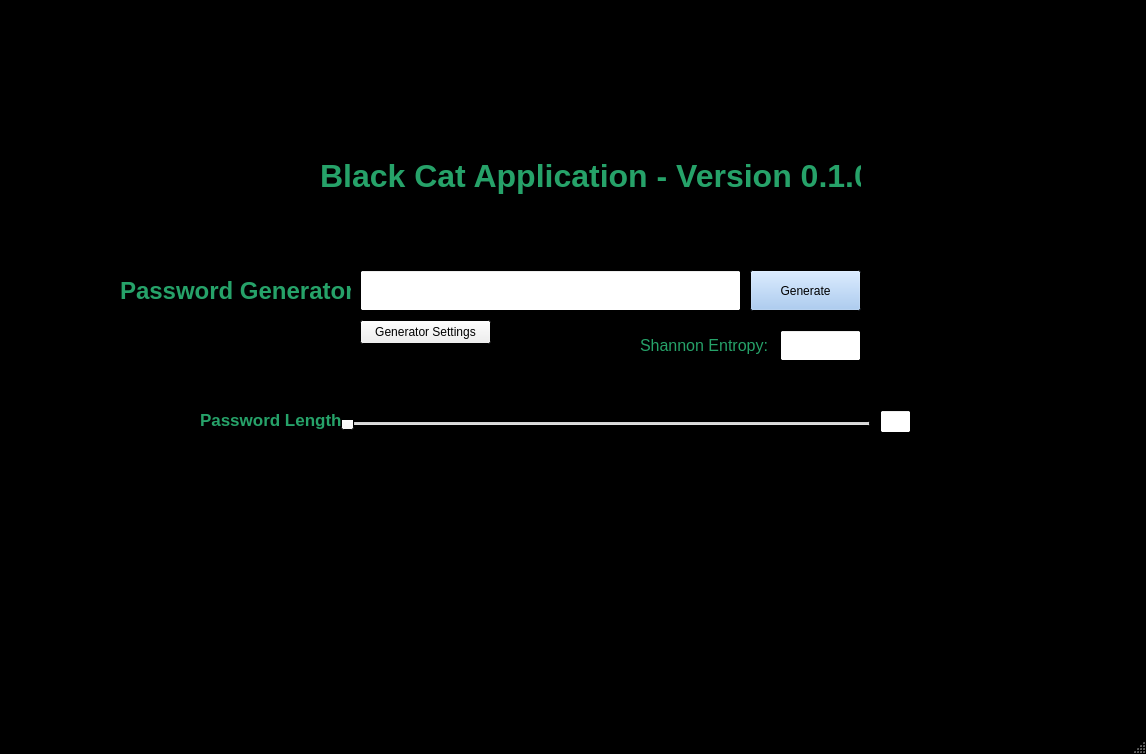
First picture: the form in Black-Cat-App/mainwindow.ui, repository jackr276/BlackCat, before the edit.
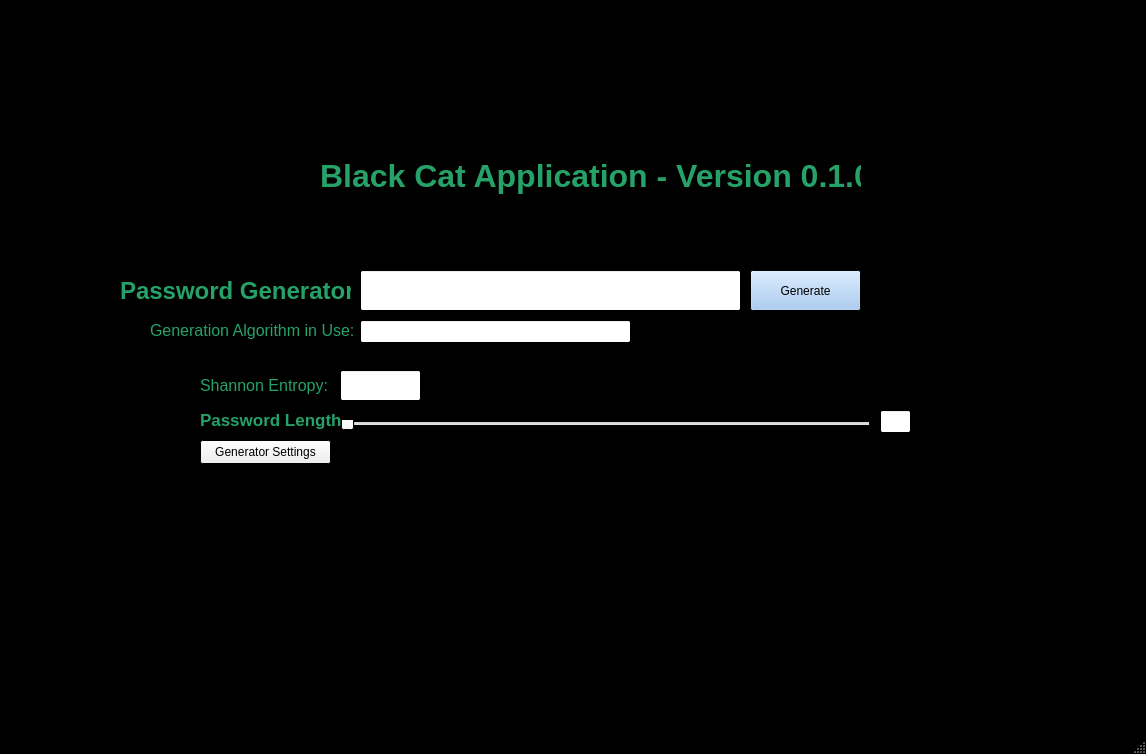
Second picture: the form after the edit.

```diff
--- a/Black-Cat-App/mainwindow.ui
+++ b/Black-Cat-App/mainwindow.ui
@@ -379,8 +379,8 @@
    <widget class="QLabel" name="Entropy_label">
     <property name="geometry">
      <rect>
-      <x>640</x>
-      <y>330</y>
+      <x>200</x>
+      <y>370</y>
       <width>131</width>
       <height>31</height>
      </rect>
@@ -397,15 +397,15 @@
    <widget class="QLineEdit" name="Entropy_Display">
     <property name="geometry">
      <rect>
-      <x>780</x>
-      <y>330</y>
+      <x>340</x>
+      <y>370</y>
       <width>81</width>
       <height>31</height>
      </rect>
     </property>
     <property name="font">
      <font>
-      <pointsize>13</pointsize>
+      <pointsize>14</pointsize>
      </font>
     </property>
    </widget>
@@ -427,8 +427,8 @@
    <widget class="QPushButton" name="password_generation_settings">
     <property name="geometry">
      <rect>
-      <x>360</x>
-      <y>320</y>
+      <x>200</x>
+      <y>440</y>
       <width>131</width>
       <height>24</height>
      </rect>
@@ -437,6 +437,34 @@
      <string>Generator Settings</string>
     </property>
    </widget>
+   <widget class="QLineEdit" name="algorithm_display">
+    <property name="geometry">
+     <rect>
+      <x>360</x>
+      <y>320</y>
+      <width>271</width>
+      <height>23</height>
+     </rect>
+    </property>
+   </widget>
+   <widget class="QLabel" name="algorithm_label">
+    <property name="geometry">
+     <rect>
+      <x>150</x>
+      <y>320</y>
+      <width>211</width>
+      <height>20</height>
+     </rect>
+    </property>
+    <property name="font">
+     <font>
+      <pointsize>12</pointsize>
+     </font>
+    </property>
+    <property name="text">
+     <string>Generation Algorithm in Use:</string>
+    </property>
+   </widget>
   </widget>
   <widget class="QMenuBar" name="menubar">
    <property name="geometry">
```
